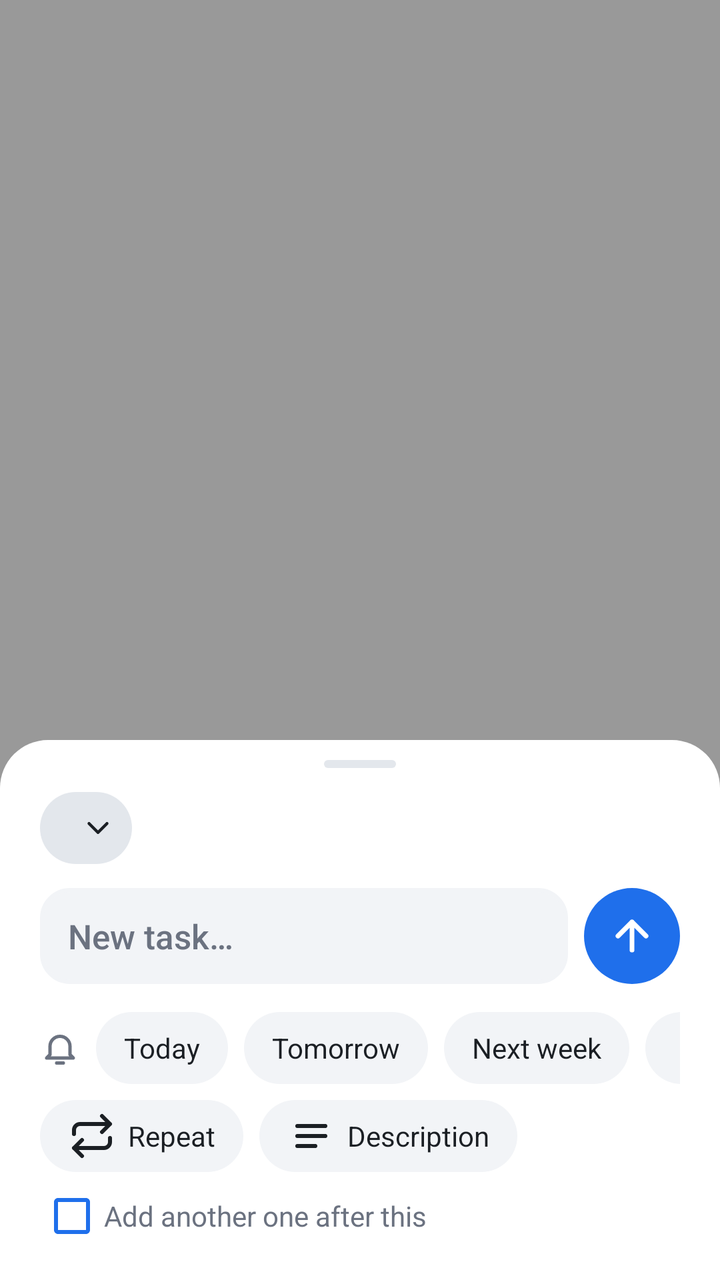
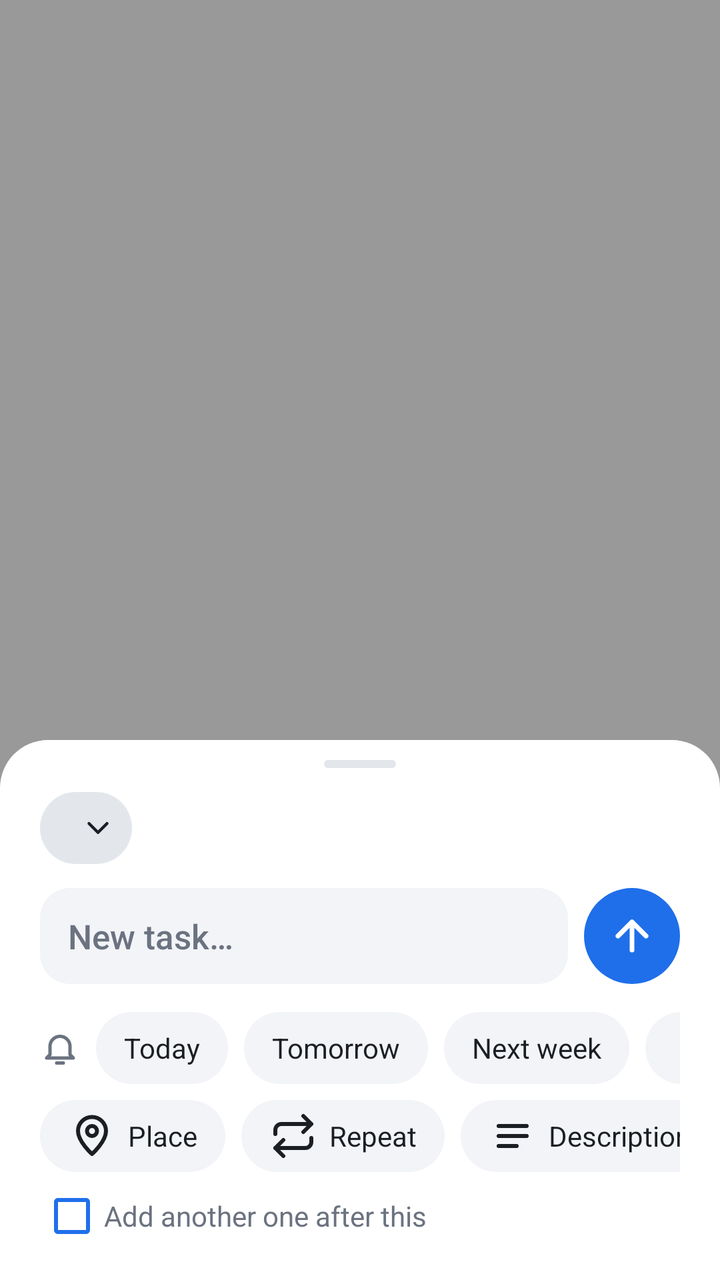

Before-and-after screenshots of an Android layout around one commit, followed by the original layout XML and the change that was made.
<!-- AndroidManifest.xml: activity theme QuickAddTheme -->
<!-- res/layout/quick_add.xml -->
<?xml version="1.0" encoding="utf-8"?>
<FrameLayout xmlns:android="http://schemas.android.com/apk/res/android"
    android:id="@+id/scrim"
    android:layout_width="match_parent"
    android:layout_height="match_parent"
    android:background="#66000000">

    <LinearLayout
        android:id="@+id/sheet"
        android:layout_width="match_parent"
        android:layout_height="wrap_content"
        android:layout_gravity="bottom"
        android:background="@drawable/sheet_bg"
        android:clickable="true"
        android:focusable="false"
        android:orientation="vertical"
        android:paddingStart="20dp"
        android:paddingTop="10dp"
        android:paddingEnd="20dp"
        android:paddingBottom="16dp">

        <View
            android:layout_width="36dp"
            android:layout_height="4dp"
            android:layout_gravity="center_horizontal"
            android:background="@drawable/sheet_handle" />

        
        <TextView
            android:id="@+id/list"
            style="@style/QuickChip"
            android:layout_marginTop="12dp"
            android:background="@drawable/pill_bg"
            android:drawablePadding="8dp"
            android:drawableEnd="@drawable/ic_expand"
            android:paddingStart="12dp"
            android:paddingEnd="8dp"
            android:textStyle="bold" />

        <LinearLayout
            android:layout_width="match_parent"
            android:layout_height="wrap_content"
            android:layout_marginTop="12dp"
            android:gravity="bottom"
            android:orientation="horizontal">

            <EditText
                android:id="@+id/title"
                android:layout_width="0dp"
                android:layout_height="wrap_content"
                android:layout_weight="1"
                android:background="@drawable/field_bg"
                android:hint="@string/quick_hint"
                android:imeOptions="actionSend"
                android:importantForAutofill="no"
                android:inputType="textCapSentences"
                android:maxLines="4"
                android:minHeight="48dp"
                android:paddingStart="14dp"
                android:paddingTop="10dp"
                android:paddingEnd="14dp"
                android:paddingBottom="10dp"
                android:textColor="@color/widget_text"
                android:textColorHint="@color/widget_muted"
                android:textSize="17sp" />

            <ImageButton
                android:id="@+id/send"
                android:layout_width="48dp"
                android:layout_height="48dp"
                android:layout_marginStart="8dp"
                android:background="@drawable/send_bg"
                android:contentDescription="@string/quick_add"
                android:src="@drawable/ic_send" />
        </LinearLayout>

        <EditText
            android:id="@+id/notes"
            android:layout_width="match_parent"
            android:layout_height="wrap_content"
            android:layout_marginTop="8dp"
            android:background="@drawable/field_bg"
            android:gravity="top"
            android:hint="@string/quick_notes_hint"
            android:importantForAutofill="no"
            android:inputType="textCapSentences|textMultiLine"
            android:maxLines="6"
            android:minLines="2"
            android:paddingStart="14dp"
            android:paddingTop="10dp"
            android:paddingEnd="14dp"
            android:paddingBottom="10dp"
            android:textColor="@color/widget_text"
            android:textColorHint="@color/widget_muted"
            android:textSize="15sp"
            android:visibility="gone" />

        
        <HorizontalScrollView
            android:layout_width="match_parent"
            android:layout_height="wrap_content"
            android:layout_marginTop="14dp"
            android:scrollbars="none">

            <LinearLayout
                android:layout_width="wrap_content"
                android:layout_height="wrap_content"
                android:gravity="center_vertical"
                android:orientation="horizontal">

                <ImageView
                    android:layout_width="20dp"
                    android:layout_height="20dp"
                    android:layout_marginEnd="8dp"
                    android:importantForAccessibility="no"
                    android:src="@drawable/ic_bell" />

                <TextView android:id="@+id/when_today" style="@style/QuickChip" android:text="@string/quick_today" />
                <TextView android:id="@+id/when_tomorrow" style="@style/QuickChip" android:text="@string/quick_tomorrow" />
                <TextView android:id="@+id/when_week" style="@style/QuickChip" android:text="@string/quick_next_week" />
                <TextView
                    android:id="@+id/when_pick"
                    style="@style/QuickChip"
                    android:drawableStart="@drawable/ic_calendar"
                    android:text="@string/quick_pick" />
            </LinearLayout>
        </HorizontalScrollView>

        
        <HorizontalScrollView
            android:layout_width="match_parent"
            android:layout_height="wrap_content"
            android:layout_marginTop="8dp"
            android:scrollbars="none">

            <LinearLayout
                android:layout_width="wrap_content"
                android:layout_height="wrap_content"
                android:orientation="horizontal">

                <TextView
                    android:id="@+id/repeat"
                    style="@style/QuickChip"
                    android:drawableStart="@drawable/ic_repeat"
                    android:text="@string/quick_repeat" />

                <TextView
                    android:id="@+id/notes_toggle"
                    style="@style/QuickChip"
                    android:drawableStart="@drawable/ic_notes"
                    android:text="@string/quick_notes" />
            </LinearLayout>
        </HorizontalScrollView>

        
        <TextView
            android:id="@+id/status"
            android:layout_width="match_parent"
            android:layout_height="wrap_content"
            android:layout_marginTop="10dp"
            android:textSize="14sp"
            android:visibility="gone" />

        <CheckBox
            android:id="@+id/keep_open"
            android:layout_width="wrap_content"
            android:layout_height="wrap_content"
            android:layout_marginTop="6dp"
            android:buttonTint="@color/accent"
            android:text="@string/quick_keep_open"
            android:textColor="@color/widget_muted"
            android:textSize="14sp" />
    </LinearLayout>
</FrameLayout>
<!-- resources referenced by this layout -->
<resources>
  <color name="accent">#1F6FEB</color>
  <color name="widget_muted">#6B7280</color>
  <color name="widget_text">#1B1F24</color>
  <!-- drawable ic_notes (drawable) -->
  <?xml version="1.0" encoding="utf-8"?>
  <vector xmlns:android="http://schemas.android.com/apk/res/android"
      android:width="24dp"
      android:height="24dp"
      android:viewportWidth="24"
      android:viewportHeight="24">
      <path
          android:pathData="M5 7h14M5 12h14M5 17h9"
          android:strokeColor="@color/widget_muted"
          android:strokeLineCap="round"
          android:strokeWidth="2" />
  </vector>
  <!-- drawable ic_send (drawable) -->
  <?xml version="1.0" encoding="utf-8"?>
  <vector xmlns:android="http://schemas.android.com/apk/res/android"
      android:width="24dp"
      android:height="24dp"
      android:viewportWidth="24"
      android:viewportHeight="24">
      <path
          android:pathData="M12 19V5M5 12l7-7 7 7"
          android:strokeColor="#FFFFFF"
          android:strokeLineCap="round"
          android:strokeLineJoin="round"
          android:strokeWidth="2.4" />
  </vector>
  <!-- drawable pill_bg (drawable) -->
  <?xml version="1.0" encoding="utf-8"?>
  <shape xmlns:android="http://schemas.android.com/apk/res/android" android:shape="rectangle">
      <solid android:color="@color/widget_pill" />
      <corners android:radius="999dp" />
  </shape>
  <!-- drawable send_bg (drawable) -->
  <?xml version="1.0" encoding="utf-8"?>
  <selector xmlns:android="http://schemas.android.com/apk/res/android">
      <item android:state_enabled="false">
          <shape android:shape="oval">
              <solid android:color="#661F6FEB" />
          </shape>
      </item>
      <item>
          <shape android:shape="oval">
              <solid android:color="@color/accent" />
          </shape>
      </item>
  </selector>
  <!-- drawable sheet_bg (drawable) -->
  <?xml version="1.0" encoding="utf-8"?>
  <shape xmlns:android="http://schemas.android.com/apk/res/android" android:shape="rectangle">
      <solid android:color="@color/widget_bg" />
      <corners android:topLeftRadius="24dp" android:topRightRadius="24dp" />
  </shape>
  <!-- drawable sheet_handle (drawable) -->
  <?xml version="1.0" encoding="utf-8"?>
  <shape xmlns:android="http://schemas.android.com/apk/res/android" android:shape="rectangle">
      <solid android:color="@color/widget_pill" />
      <corners android:radius="2dp" />
  </shape>
  <string name="quick_add">Add</string>
  <string name="quick_hint">New task…</string>
  <string name="quick_keep_open">Add another one after this</string>
  <string name="quick_next_week">Next week</string>
  <string name="quick_notes">Description</string>
  <string name="quick_notes_hint">Description</string>
  <string name="quick_pick">Pick…</string>
  <string name="quick_repeat">Repeat</string>
  <string name="quick_today">Today</string>
  <string name="quick_tomorrow">Tomorrow</string>
  <color name="widget_tile">#F2F4F7</color>
  <color name="widget_pill">#E3E7EC</color>
  <color name="widget_bg">#FFFFFF</color>
  <!-- unchanged entries left out for length: 8 -->
</resources>

<!-- the commit's change to res/layout/quick_add.xml (unified diff, before → after) -->
@@ -139,6 +139,14 @@
                 android:orientation="horizontal">
 
                 <TextView
+                    android:id="@+id/place"
+                    style="@style/QuickChip"
+                    android:drawableStart="@drawable/ic_place"
+                    android:ellipsize="end"
+                    android:maxWidth="240dp"
+                    android:text="@string/quick_place" />
+
+                <TextView
                     android:id="@+id/repeat"
                     style="@style/QuickChip"
                     android:drawableStart="@drawable/ic_repeat"
@@ -151,6 +159,28 @@
                     android:text="@string/quick_notes" />
             </LinearLayout>
         </HorizontalScrollView>
+
+        
+        <LinearLayout
+            android:id="@+id/place_row"
+            android:layout_width="match_parent"
+            android:layout_height="wrap_content"
+            android:layout_marginTop="8dp"
+            android:gravity="center_vertical"
+            android:orientation="horizontal"
+            android:visibility="gone">
+
+            <TextView
+                android:layout_width="wrap_content"
+                android:layout_height="wrap_content"
+                android:layout_marginEnd="8dp"
+                android:text="@string/quick_place_when"
+                android:textColor="@color/widget_muted"
+                android:textSize="14sp" />
+
+            <TextView android:id="@+id/place_enter" style="@style/QuickChip" android:text="@string/quick_place_enter" />
+            <TextView android:id="@+id/place_exit" style="@style/QuickChip" android:text="@string/quick_place_exit" />
+        </LinearLayout>
 
         
         <TextView
<!-- resource entries referenced after the edit -->
@@ -14,6 +14,20 @@
           android:pathData="M5 7h14M5 12h14M5 17h9"
           android:strokeColor="@color/widget_muted"
           android:strokeLineCap="round"
+          android:strokeWidth="2" />
+  </vector>
+  <!-- drawable ic_place (drawable) -->
+  <?xml version="1.0" encoding="utf-8"?>
+  <vector xmlns:android="http://schemas.android.com/apk/res/android"
+      android:width="24dp"
+      android:height="24dp"
+      android:viewportWidth="24"
+      android:viewportHeight="24">
+      <path
+          android:pathData="M12 21s-7-6.2-7-11.5a7 7 0 0 1 14 0C19 14.8 12 21 12 21zM12 12a2.5 2.5 0 1 0 0-5 2.5 2.5 0 0 0 0 5z"
+          android:strokeColor="@color/widget_muted"
+          android:strokeLineCap="round"
+          android:strokeLineJoin="round"
           android:strokeWidth="2" />
   </vector>
   <!-- drawable ic_send (drawable) -->
@@ -69,6 +83,10 @@
   <string name="quick_notes">Description</string>
   <string name="quick_notes_hint">Description</string>
   <string name="quick_pick">Pick…</string>
+  <string name="quick_place">Place</string>
+  <string name="quick_place_enter">On arrival</string>
+  <string name="quick_place_exit">On leaving</string>
+  <string name="quick_place_when">Notify</string>
   <string name="quick_repeat">Repeat</string>
   <string name="quick_today">Today</string>
   <string name="quick_tomorrow">Tomorrow</string>
